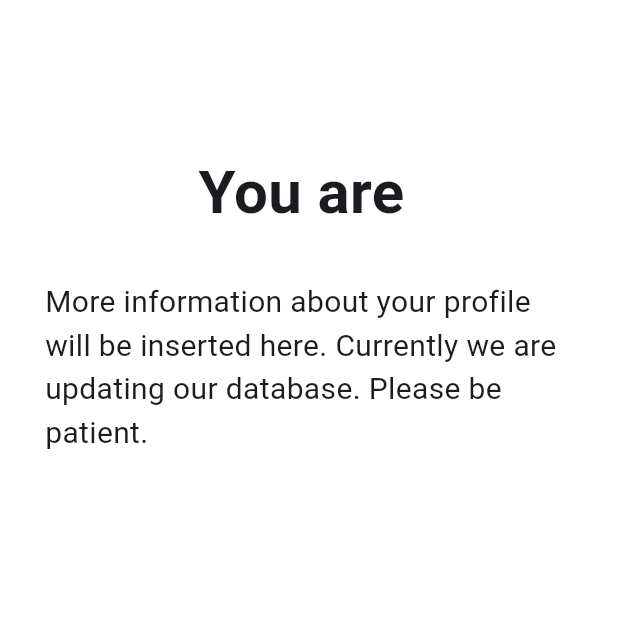
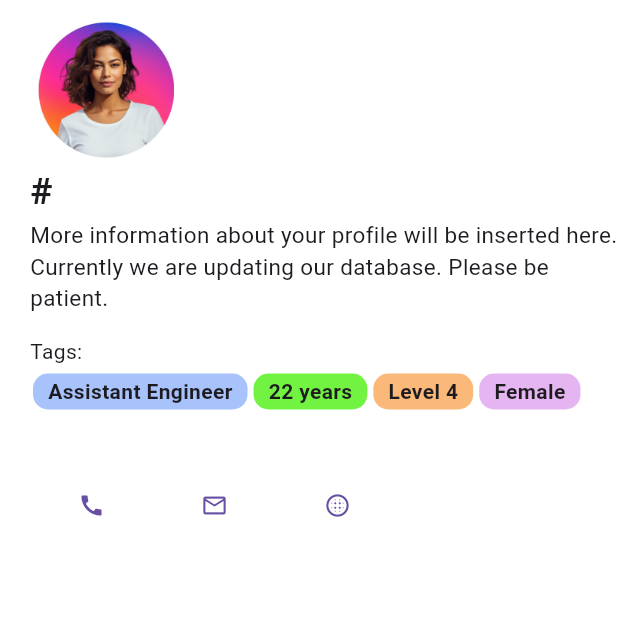
Before and after one commit to Laxr24/Edifice-Engineering, a Flutter app: the ProfileInformation screen opened directly with empty values, on a phone screen of 412 x 824 dp, the top half of it. Run offline on Flutter 3.47's test engine with Material 3 defaults, Android fonts, the phone set to English and light mode, and no system bars; our stand-ins replace video_player; missing offline and left inert: passwordfield, webview_universal; network calls fail.

Commit message:
Updated profile information page

```diff
--- a/edifice/lib/pages/page_login.dart
+++ b/edifice/lib/pages/page_login.dart
@@ -1,5 +1,6 @@
 import 'package:edifice/pages/user_page.dart';
 import 'package:flutter/material.dart';
+import 'package:flutter/widgets.dart';
 import 'package:passwordfield/passwordfield.dart';
 
 class LoginPage extends StatefulWidget {
@@ -35,7 +36,7 @@ class _LoginPageState extends State<LoginPage> {
               children: [
                 const Spacer(),
                 const Row(
-                  mainAxisSize: MainAxisSize.min,
+                  mainAxisAlignment: MainAxisAlignment.center,
                   children: [
                     Padding(
                       padding: EdgeInsets.only(right: 10.0),
@@ -105,7 +106,9 @@ class _LoginPageState extends State<LoginPage> {
 }
 
 class LoginButton extends StatefulWidget {
-  LoginButton({super.key, this.userNameController, this.passwordController});
+  const LoginButton(
+      {super.key, this.userNameController, this.passwordController});
+  // ignore: prefer_typing_uninitialized_variables
   final userNameController, passwordController;
 
   @override
@@ -151,11 +154,16 @@ class _LoginButtonState extends State<LoginButton> {
               ),
             );
           } else {
-            final toast = SnackBar(
-              content: Text("Wrong Username. Try again"),
+            const toast = SnackBar(
+              content: Text("Wrong password. Try again"),
             );
             ScaffoldMessenger.of(context).showSnackBar(toast);
           }
+        } else {
+          const toast = SnackBar(
+            content: Text("Wrong Username. Try again"),
+          );
+          ScaffoldMessenger.of(context).showSnackBar(toast);
         }
       },
       child: const Text(
--- /dev/null
+++ b/edifice/lib/pages/page_profileinformation.dart
@@ -0,0 +1,164 @@
+import 'package:flutter/material.dart';
+import 'package:flutter/rendering.dart';
+import 'package:flutter/widgets.dart';
+
+class ProfileInformation extends StatelessWidget {
+  const ProfileInformation({super.key, required this.name});
+  final String name;
+  @override
+  Widget build(BuildContext context) {
+    return Scaffold(
+      backgroundColor: Colors.white,
+      body: SingleChildScrollView(
+        child: Center(
+            child: Padding(
+          padding: const EdgeInsets.only(left: 20.0, top: 10.0),
+          child: Column(
+            mainAxisAlignment: MainAxisAlignment.start,
+            crossAxisAlignment: CrossAxisAlignment.start,
+            children: [
+              Row(
+                children: [
+                  Container(
+                    width: 100.0,
+                    height: 100.0,
+                    decoration: BoxDecoration(
+                      borderRadius: BorderRadius.circular(100.0),
+                      image: const DecorationImage(
+                        image: AssetImage("images/profile_img.png"),
+                      ),
+                    ),
+                  ),
+                ],
+              ),
+              Text(
+                "#$name",
+                style: const TextStyle(
+                  fontSize: 25.0,
+                  fontWeight: FontWeight.bold,
+                ),
+                textAlign: TextAlign.start,
+              ),
+              const Text(
+                "More information about your profile will be inserted here. Currently we are updating our database. Please be patient.",
+                style: TextStyle(fontSize: 15.0),
+              ),
+              const SizedBox(
+                height: 10.0,
+              ),
+              const SizedBox(
+                height: 5,
+              ),
+              const Text("Tags:"),
+              const SizedBox(
+                height: 5.0,
+              ),
+              const Row(
+                mainAxisSize: MainAxisSize.max,
+                children: [
+                  TagChips(
+                    tagText: "Assistant Engineer",
+                    backgroundColor: Color.fromARGB(255, 168, 194, 252),
+                  ),
+                  TagChips(
+                    tagText: "22 years",
+                    backgroundColor: Color.fromARGB(255, 115, 243, 65),
+                  ),
+                  TagChips(
+                    tagText: "Level 4",
+                    backgroundColor: Color.fromARGB(255, 250, 184, 121),
+                  ),
+                  TagChips(
+                    tagText: "Female",
+                    backgroundColor: Color.fromARGB(255, 229, 181, 241),
+                  ),
+                ],
+              ),
+              const SizedBox(
+                height: 40.0,
+              ),
+              Row(
+                mainAxisAlignment: MainAxisAlignment.start,
+                children: [
+                  Padding(
+                    padding: const EdgeInsets.symmetric(horizontal: 8.0),
+                    child: ElevatedButton(
+                      style: ButtonStyle(
+                        elevation: MaterialStateProperty.all(0),
+                        backgroundColor: MaterialStateProperty.all(
+                          Color.fromARGB(255, 255, 255, 255),
+                        ),
+                      ),
+                      onPressed: () {},
+                      child: Icon(
+                        Icons.call,
+                      ),
+                    ),
+                  ),
+                  Padding(
+                    padding: const EdgeInsets.symmetric(horizontal: 8.0),
+                    child: ElevatedButton(
+                      style: ButtonStyle(
+                        elevation: MaterialStateProperty.all(0),
+                        backgroundColor: MaterialStateProperty.all(
+                          Color.fromARGB(255, 255, 255, 255),
+                        ),
+                      ),
+                      onPressed: () {},
+                      child: Icon(
+                        Icons.mail_outline,
+                      ),
+                    ),
+                  ),
+                  Padding(
+                    padding: const EdgeInsets.symmetric(horizontal: 8.0),
+                    child: ElevatedButton(
+                      style: ButtonStyle(
+                        elevation: MaterialStateProperty.all(0),
+                        backgroundColor: MaterialStateProperty.all(
+                          Color.fromARGB(255, 255, 255, 255),
+                        ),
+                      ),
+                      onPressed: () {},
+                      child: Icon(
+                        Icons.blur_circular,
+                      ),
+                    ),
+                  ),
+                ],
+              )
+            ],
+          ),
+        )),
+      ),
+    );
+  }
+}
+
+class TagChips extends StatelessWidget {
+  const TagChips(
+      {super.key, required this.tagText, required this.backgroundColor});
+  final tagText, backgroundColor;
+  @override
+  Widget build(BuildContext context) {
+    return Padding(
+      padding: const EdgeInsets.symmetric(horizontal: 2.0),
+      child: Container(
+        decoration: BoxDecoration(
+          borderRadius: BorderRadius.circular(10.0),
+          color: backgroundColor,
+        ),
+        padding: EdgeInsets.symmetric(
+          horizontal: 10,
+          vertical: 2,
+        ),
+        child: Text(
+          "$tagText",
+          style: TextStyle(
+            fontWeight: FontWeight.bold,
+          ),
+        ),
+      ),
+    );
+  }
+}
--- a/edifice/lib/pages/user_page.dart
+++ b/edifice/lib/pages/user_page.dart
@@ -1,4 +1,5 @@
 import 'package:edifice/components/video.dart';
+import 'package:edifice/pages/page_profileinformation.dart';
 import 'package:edifice/pages/page_video.dart';
 import 'package:flutter/material.dart';
 import 'package:flutter/services.dart';
@@ -19,7 +20,7 @@ class _UserPageState extends State<UserPage> {
     "Settings"
   ];
   final List<Widget> _screens = [];
-  int screenIndex = 0;
+  int screenIndex = 1;
   int titleIndex = 0;
   @override
   void initState() {
@@ -118,8 +119,7 @@ class _ContentBrowserState extends State<ContentBrowser> {
       body: SingleChildScrollView(
         child: Column(children: [
           VideoCard(
-            url:
-                "http://commondatastorage.googleapis.com/gtv-videos-bucket/sample/ForBiggerEscapes.mp4",
+            url: "http://103.73.226.60:8000/assets/video2.mp4",
           ),
           VideoCard(
             url:
@@ -135,35 +135,6 @@ class _ContentBrowserState extends State<ContentBrowser> {
           ),
         ]),
       ),
-    );
-  }
-}
-
-class ProfileInformation extends StatelessWidget {
-  const ProfileInformation({super.key, required this.name});
-  final String name;
-  @override
-  Widget build(BuildContext context) {
-    return Scaffold(
-      backgroundColor: Colors.white,
-      body: Center(
-          child: Column(
-        children: [
-          const SizedBox(
-            height: 100.0,
-          ),
-          Text(
-            "You are $name",
-            style: const TextStyle(fontSize: 40.0, fontWeight: FontWeight.bold),
-          ),
-          const Padding(
-            padding: EdgeInsets.all(30.0),
-            child: Text(
-                "More information about your profile will be inserted here. Currently we are updating our database. Please be patient.",
-                style: TextStyle(fontSize: 20.0)),
-          ),
-        ],
-      )),
     );
   }
 }
--- a/edifice/pubspec.yaml
+++ b/edifice/pubspec.yaml
@@ -67,10 +67,7 @@ flutter:
   #   - images/a_dot_ham.jpeg
 
   assets:
-    - images/bd_logo.png
-    - images/edifice_logo.png
-    - images/rhd_logo.png
-    - assets/data.json
+    - images/
 
   # An image asset can refer to one or more resolution-specific "variants", see
   # https://flutter.dev/assets-and-images/#resolution-aware
```
Also changed, not shown: edifice/images/profile_img.png (added).
